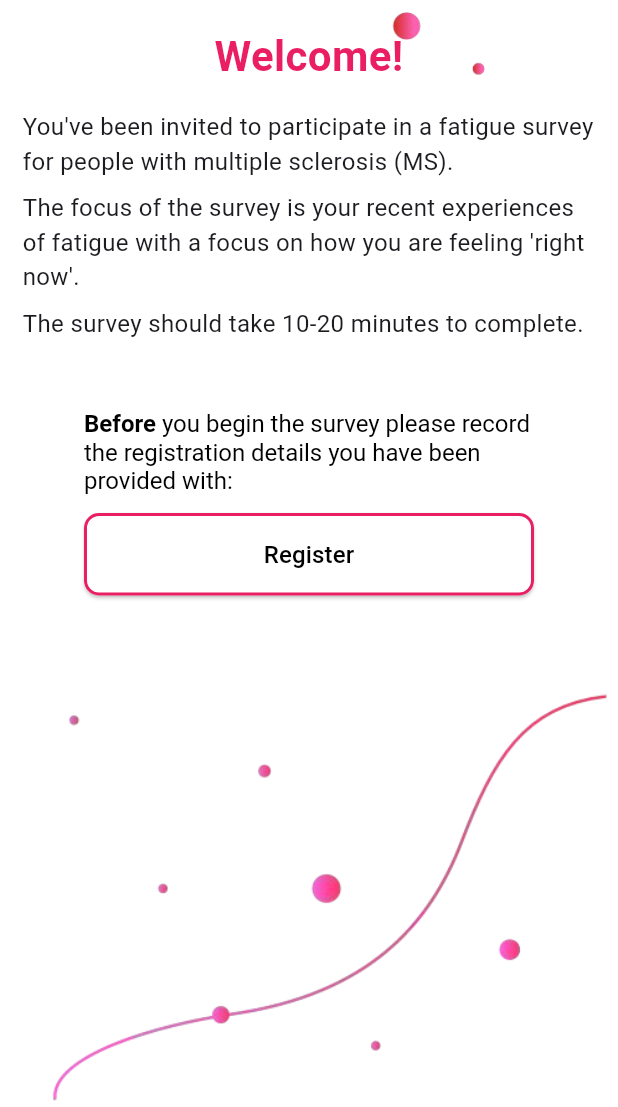
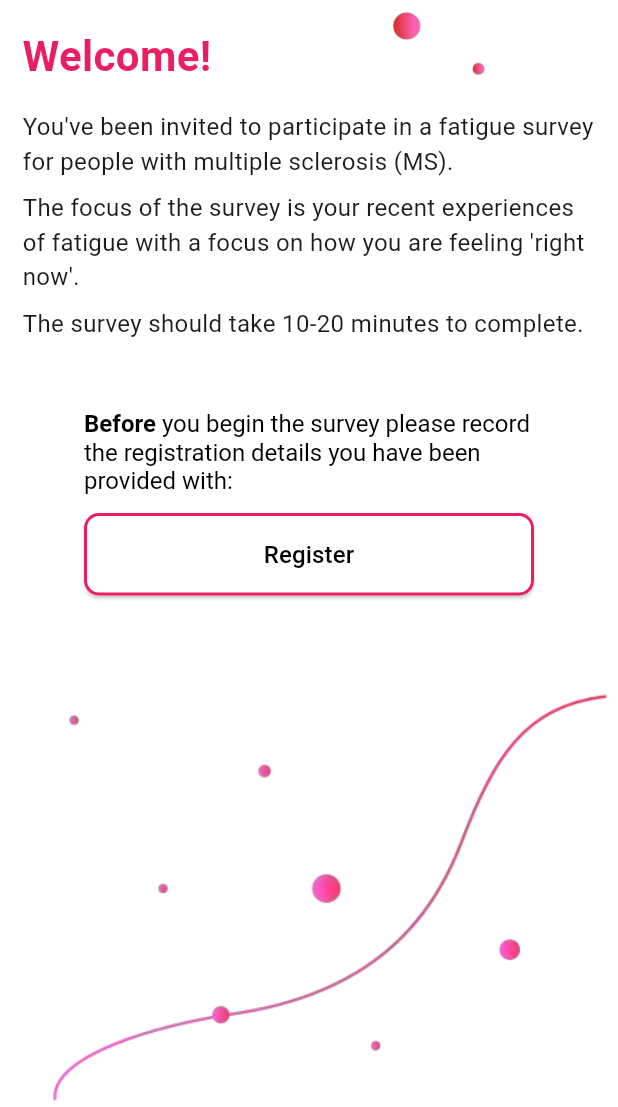
Before and after one commit to anusii/msfatigue, a Flutter app: the screen it shows after launch, on a phone screen of 412 x 824 dp, the part 129-1236 px from its top. Run offline on Flutter 3.47's test engine with Material 3 defaults, Android fonts, the phone set to English and light mode, and no system bars; our stand-ins replace equatable, flutter_bloc, flutter_markdown, gap, shared_preferences, universal_io; missing offline and left inert: rdflib, solidpod, window_manager.

Commit message:
Left align titles.

```diff
--- a/lib/welcome.dart
+++ b/lib/welcome.dart
@@ -99,8 +99,7 @@ class _WelcomeScreenState extends State<WelcomeScreen> {
                                 fit: BoxFit.fitWidth,
                               ),
                             ),
-                            Center(
-                              child: Text(
+                            Text(
                               welcomeText,
                               style: const TextStyle(
                                 fontSize: 28,
@@ -108,7 +107,6 @@ class _WelcomeScreenState extends State<WelcomeScreen> {
                                 color: Colors.pink,
                               ),
                               textAlign: TextAlign.center,
-                              ),
                             ),
                           ],
                         ),
@@ -199,7 +197,7 @@ class _WelcomeScreenState extends State<WelcomeScreen> {
                                   ),
                                 ),
                                 child: const Text(
-                                  'Take me to the survey ►',
+                                  'Continue ►',
                                   style: TextStyle(
                                       fontSize: 16, color: Colors.black),
                                 ),
```
Lines whose indentation alone changed are shown as unchanged.
